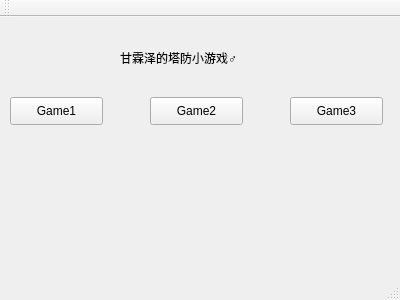
This is work1/mainwindow.ui in glz200133/work as Qt 5 draws it before an edit. The edited form follows.
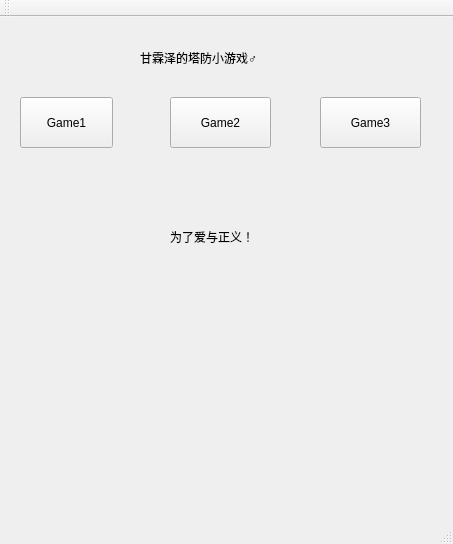
This is the edited form.

```diff
--- a/work1/mainwindow.ui
+++ b/work1/mainwindow.ui
@@ -6,8 +6,8 @@
    <rect>
     <x>0</x>
     <y>0</y>
-    <width>400</width>
-    <height>300</height>
+    <width>453</width>
+    <height>544</height>
    </rect>
   </property>
   <property name="windowTitle">
@@ -17,12 +17,18 @@
    <widget class="QPushButton" name="pushButton">
     <property name="geometry">
      <rect>
-      <x>10</x>
+      <x>20</x>
       <y>80</y>
       <width>93</width>
-      <height>28</height>
+      <height>51</height>
      </rect>
     </property>
+    <property name="maximumSize">
+     <size>
+      <width>93</width>
+      <height>16777215</height>
+     </size>
+    </property>
     <property name="text">
      <string>Game1</string>
     </property>
@@ -30,10 +36,10 @@
    <widget class="QPushButton" name="pushButton_2">
     <property name="geometry">
      <rect>
-      <x>150</x>
+      <x>170</x>
       <y>80</y>
-      <width>93</width>
-      <height>28</height>
+      <width>101</width>
+      <height>51</height>
      </rect>
     </property>
     <property name="text">
@@ -43,10 +49,10 @@
    <widget class="QPushButton" name="pushButton_3">
     <property name="geometry">
      <rect>
-      <x>290</x>
+      <x>320</x>
       <y>80</y>
-      <width>93</width>
-      <height>28</height>
+      <width>101</width>
+      <height>51</height>
      </rect>
     </property>
     <property name="text">
@@ -56,7 +62,7 @@
    <widget class="QLabel" name="label">
     <property name="geometry">
      <rect>
-      <x>120</x>
+      <x>140</x>
       <y>20</y>
       <width>201</width>
       <height>41</height>
@@ -66,6 +72,19 @@
      <string>甘霖泽的塔防小游戏♂</string>
     </property>
    </widget>
+   <widget class="QLabel" name="label_2">
+    <property name="geometry">
+     <rect>
+      <x>170</x>
+      <y>210</y>
+      <width>101</width>
+      <height>20</height>
+     </rect>
+    </property>
+    <property name="text">
+     <string>为了爱与正义！</string>
+    </property>
+   </widget>
   </widget>
   <widget class="QMenuBar" name="menuBar">
    <property name="geometry">
```
Left out of the diff: 2 changed lines with no effect on the pictures.
